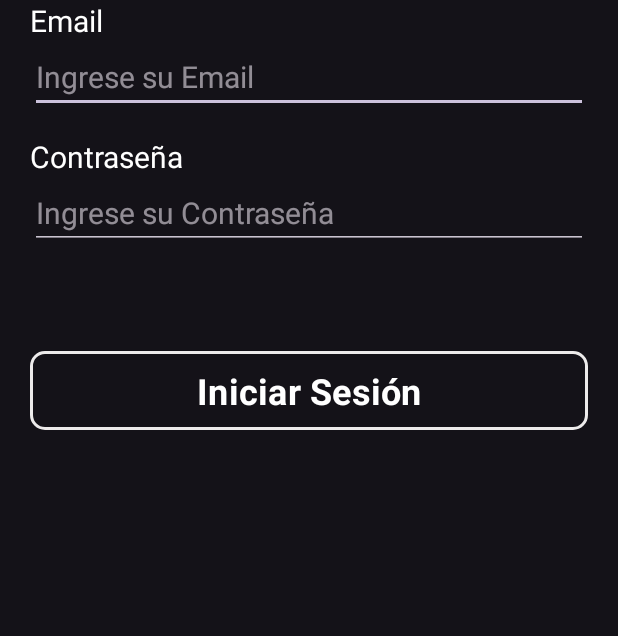
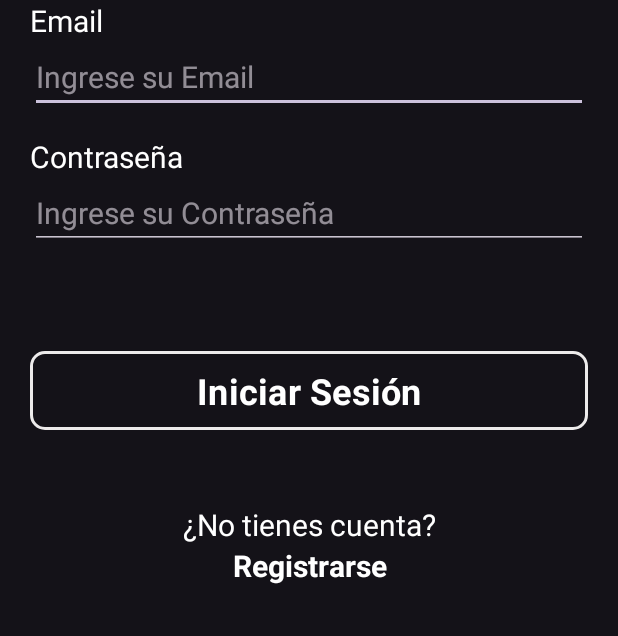
Before and after one commit to NahuelPardo89/AplicacionesMoviles, an Android app: the login screen opened directly, with no data from a screen before it, on a phone screen of 412 x 824 dp, the part 600-1236 px from its top. Run offline under Robolectric (Android 15) with nearby library versions, the phone set to English and light mode, and no system bars.

Commit message:
Activity login

```diff
--- a/ampaMain/app/src/main/java/com/example/ampamain/login.java
+++ b/ampaMain/app/src/main/java/com/example/ampamain/login.java
@@ -44,4 +44,13 @@ public class login extends AppCompatActivity {
         // Agregar aqui toda la logica del login
         return username.equals("user") && password.equals("password");
     }
+    public void onRegistrarseClick(View view) {
+        // Aquí defines la acción a realizar cuando se hace clic en "Registrarse"
+        // Crea una Intent para abrir la actividad_registro.xml:
+        Intent intent = new Intent(this, Registro.class); // Reemplaza "activity_registro" con el nombre correcto de tu actividad
+        startActivity(intent);
+    }
+
+
+
 }
--- a/ampaMain/app/src/main/res/layout/activity_login.xml
+++ b/ampaMain/app/src/main/res/layout/activity_login.xml
@@ -93,5 +93,32 @@
             app:cornerRadius="10dp"
             app:strokeColor="#EDEBEB"
             app:strokeWidth="2dp" />
+        <Space
+            android:layout_width="match_parent"
+            android:layout_height="45dp" />
+        <TextView
+            android:id="@+id/anchorRegister"
+            android:layout_width="match_parent"
+            android:layout_height="wrap_content"
+            android:layout_marginLeft="20dp"
+            android:layout_marginRight="20dp"
+            android:text="@string/AnchorRegister"
+            android:textAlignment="center"
+            android:textColor="@color/white"
+            android:textSize="20sp" />
+
+        <TextView
+            android:id="@+id/registrarse"
+            android:layout_width="match_parent"
+            android:layout_height="wrap_content"
+            android:layout_marginLeft="20dp"
+            android:layout_marginRight="20dp"
+            android:clickable="true"
+            android:onClick="onRegistrarseClick"
+            android:text="@string/Registrarse"
+            android:textAlignment="center"
+            android:textColor="@color/white"
+            android:textSize="20sp"
+            android:textStyle="bold" />
     </LinearLayout>
 </androidx.constraintlayout.widget.ConstraintLayout>
--- a/ampaMain/app/src/main/res/values/strings.xml
+++ b/ampaMain/app/src/main/res/values/strings.xml
@@ -5,6 +5,8 @@
     <string name="Email">Email</string>
     <string name="Password">Contraseña</string>
     <string name="PlaceholderEmail">Ingrese su Email</string>
+    <string name="AnchorRegister">¿No tienes cuenta?</string>
+    <string name="Registrarse">Registrarse</string>
     <string name="PlaceholderPassword">Ingrese su Contraseña</string>
     <string name="title_activity_main">MainActivity</string>
     <string name="navigation_drawer_open">Open navigation drawer</string>
```
